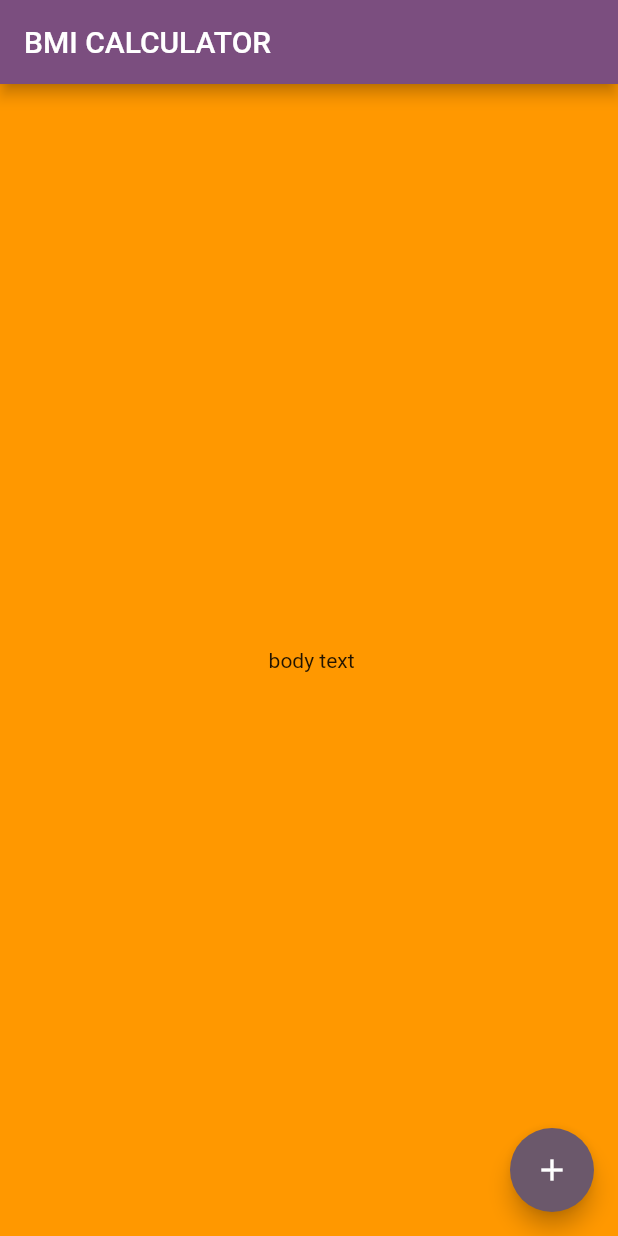
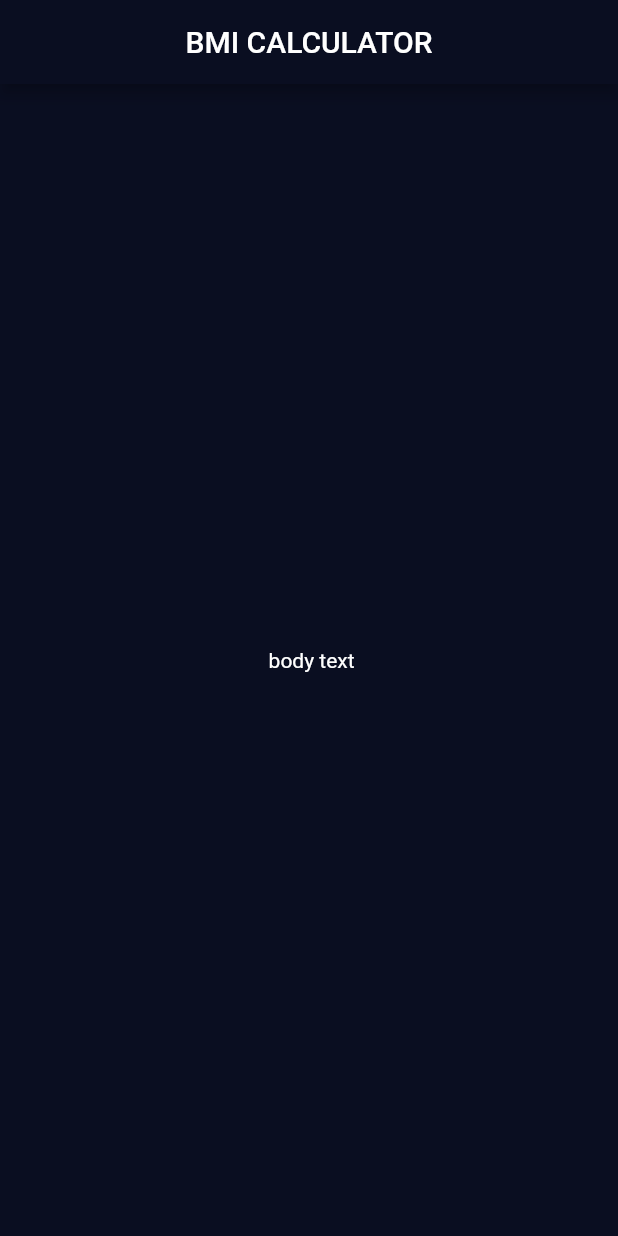
Before and after one commit to SUFFOSOHRAOUL/BMi, a Flutter app: the screen it shows after launch, on a phone screen of 412 x 824 dp. Run offline on Flutter 3.47's test engine with Material 2 defaults, Android fonts, the phone set to English and light mode, and no system bars.

Commit message:
background theme completed

```diff
--- /dev/null
+++ b/lib/input_page.dart
@@ -0,0 +1,18 @@
+import 'package:flutter/material.dart';
+
+class inputPage extends StatelessWidget {
+  const inputPage({Key? key}) : super(key: key);
+
+  @override
+  Widget build(BuildContext context) {
+    return Scaffold(
+      appBar: AppBar(
+        title: Center(child: Text('BMI CALCULATOR')),
+      ),
+      body: Center(
+        child: Text(' body text'),
+        ),
+    );
+
+  }
+}
--- a/lib/main.dart
+++ b/lib/main.dart
@@ -1,6 +1,7 @@
-import 'dart:ffi';
+
 
 import 'package:flutter/material.dart';
+import 'input_page.dart';
 
 void main() {
   runApp(const BMI_CALCULATOR());
@@ -12,34 +13,20 @@ class BMI_CALCULATOR extends StatelessWidget {
   @override
   Widget build(BuildContext context) {
     return MaterialApp(
-      theme: ThemeData(
-        primaryColor: Colors.red,
-        scaffoldBackgroundColor: Colors.orange,
-       colorSchemeSeed: Colors.purple,
+      theme:ThemeData.dark().copyWith(
+
+        appBarTheme: AppBarTheme(
+          color:Color(0xFF0A0E21),
+        ),
+        primaryColor: Color(0xFF0A0E21),
+        scaffoldBackgroundColor: Color(0xFF0A0E21),
+      textTheme: TextTheme(
+        bodyText1:TextStyle(color: Color(0xffffffff))
+      ),
+
       ),
       home: inputPage(),
     );
 
   }
 }
-
-class inputPage extends StatelessWidget {
-  const inputPage({Key? key}) : super(key: key);
-
-  @override
-  Widget build(BuildContext context) {
-    return Scaffold(
-      appBar: AppBar(
-        title: Text('BMI CALCULATOR'),
-      ),
-      body: Center(
-        child: Text(' body text'),
-        ),
-        floatingActionButton: FloatingActionButton(onPressed: (){
-
-        },
-        child:Icon(Icons.add),)
-    );
-
-  }
-}
```
